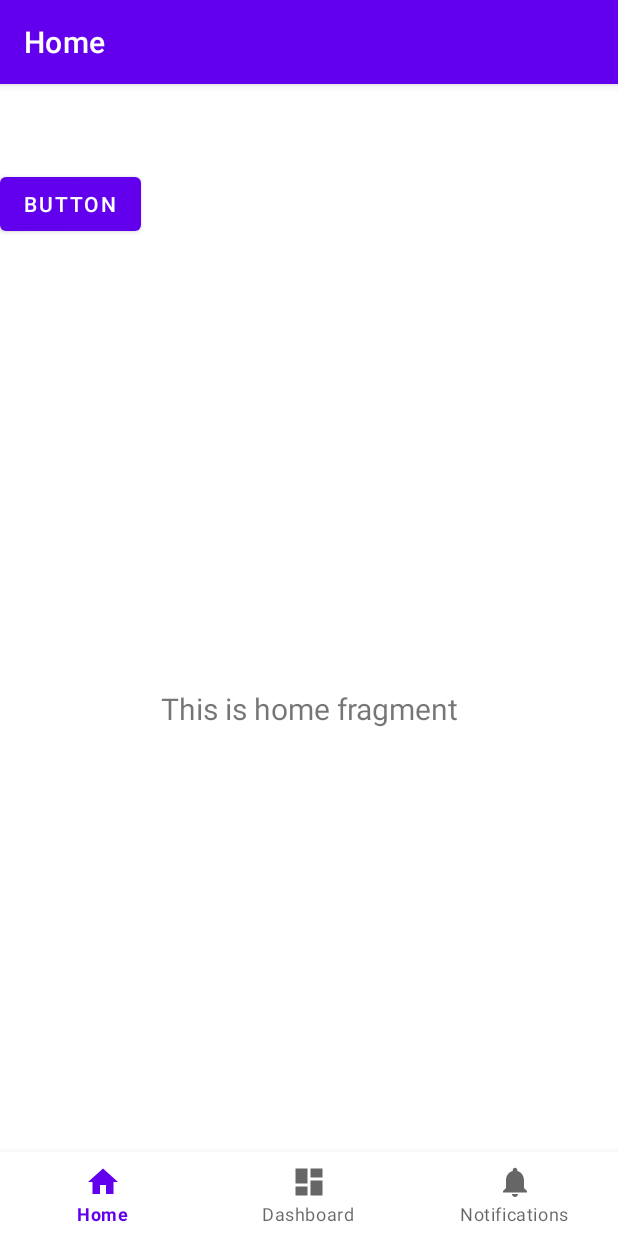
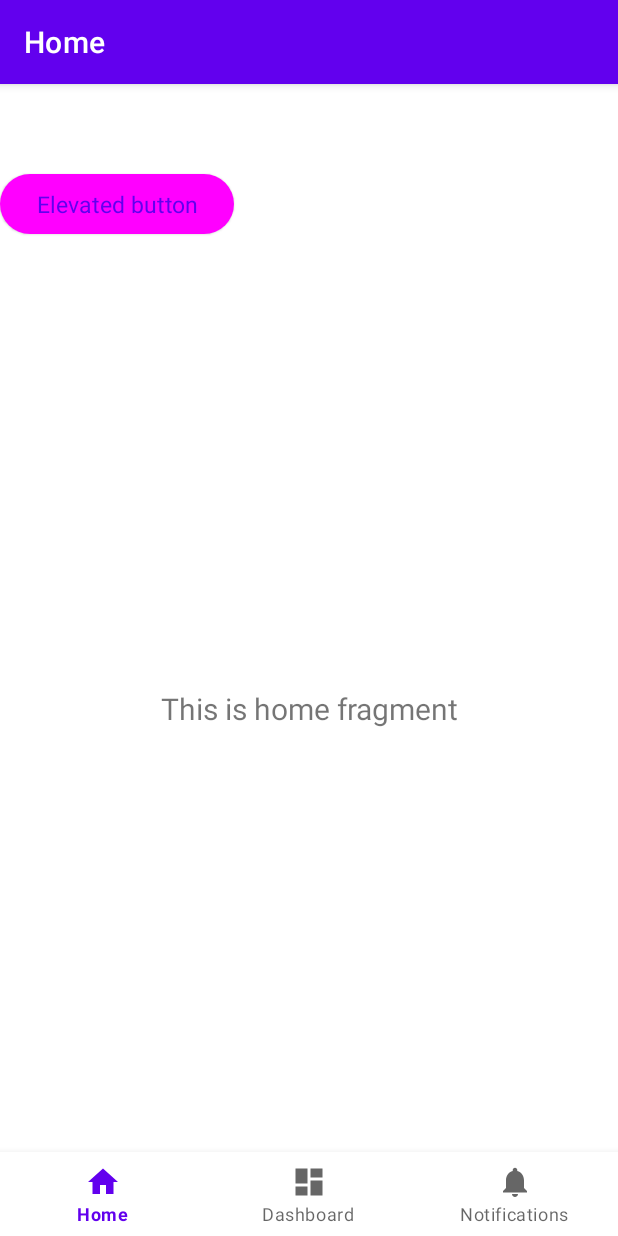
Before and after one commit to MarkoPvlkvc/RuleSphere, an Android app: the screen it shows after launch (MainActivity), on a phone screen of 412 x 824 dp. Run offline under Robolectric (Android 15) with nearby library versions, the phone set to English and light mode, and no system bars; our stand-ins replace navigation-ui.

Commit message:
added m3 and example button

```diff
--- a/app/build.gradle
+++ b/app/build.gradle
@@ -43,4 +43,5 @@ dependencies {
     testImplementation 'junit:junit:4.13.2'
     androidTestImplementation 'androidx.test.ext:junit:1.1.3'
     androidTestImplementation 'androidx.test.espresso:espresso-core:3.4.0'
+    implementation 'com.google.android.material:material:1.9.0-rc01'
 }
--- a/app/src/main/res/layout/activity_main.xml
+++ b/app/src/main/res/layout/activity_main.xml
@@ -26,17 +26,21 @@
         android:layout_height="match_parent"
         app:defaultNavHost="true"
         app:layout_constraintBottom_toTopOf="@id/nav_view"
+        app:layout_constraintHorizontal_bias="1.0"
         app:layout_constraintLeft_toLeftOf="parent"
         app:layout_constraintRight_toRightOf="parent"
         app:layout_constraintTop_toTopOf="parent"
+        app:layout_constraintVertical_bias="1.0"
         app:navGraph="@navigation/mobile_navigation" />
 
     <Button
-        android:id="@+id/button"
+        android:id="@+id/elevatedButton"
+        style="@style/Widget.Material3.Button.ElevatedButton"
         android:layout_width="wrap_content"
         android:layout_height="wrap_content"
-        android:text="Button"
-        tools:layout_editor_absoluteX="158dp"
-        tools:layout_editor_absoluteY="229dp" />
+        android:text="Elevated button"
+        android:textSize="15sp"
+        tools:layout_editor_absoluteX="128dp"
+        tools:layout_editor_absoluteY="154dp" />
 
 </androidx.constraintlayout.widget.ConstraintLayout>
```
